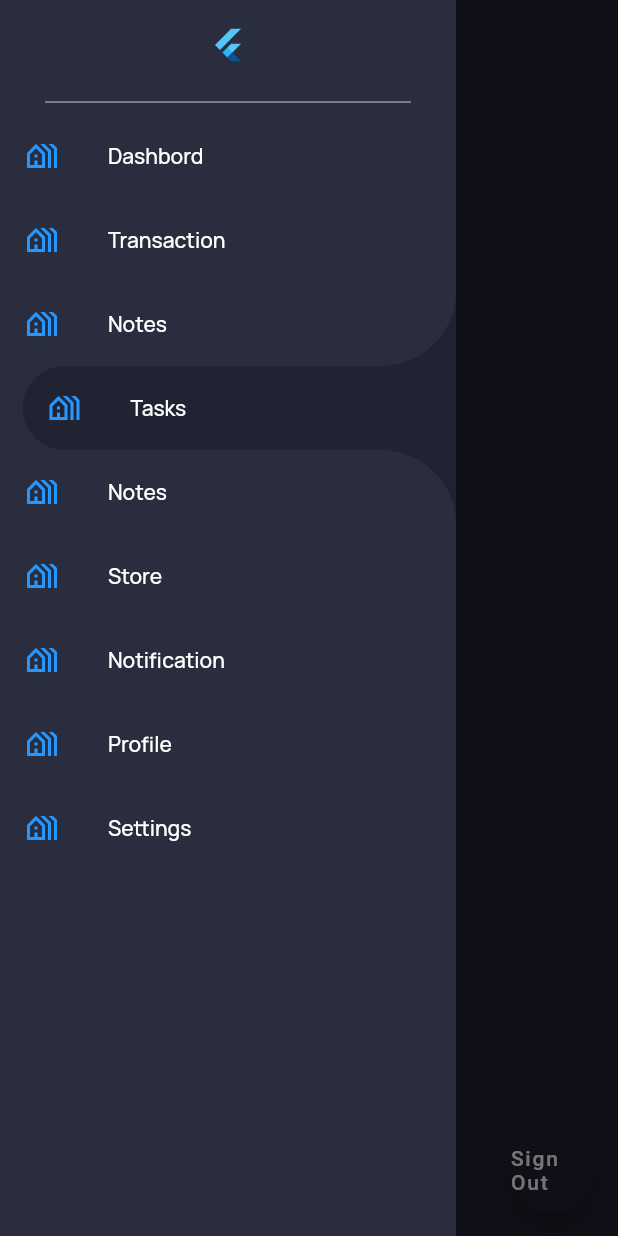
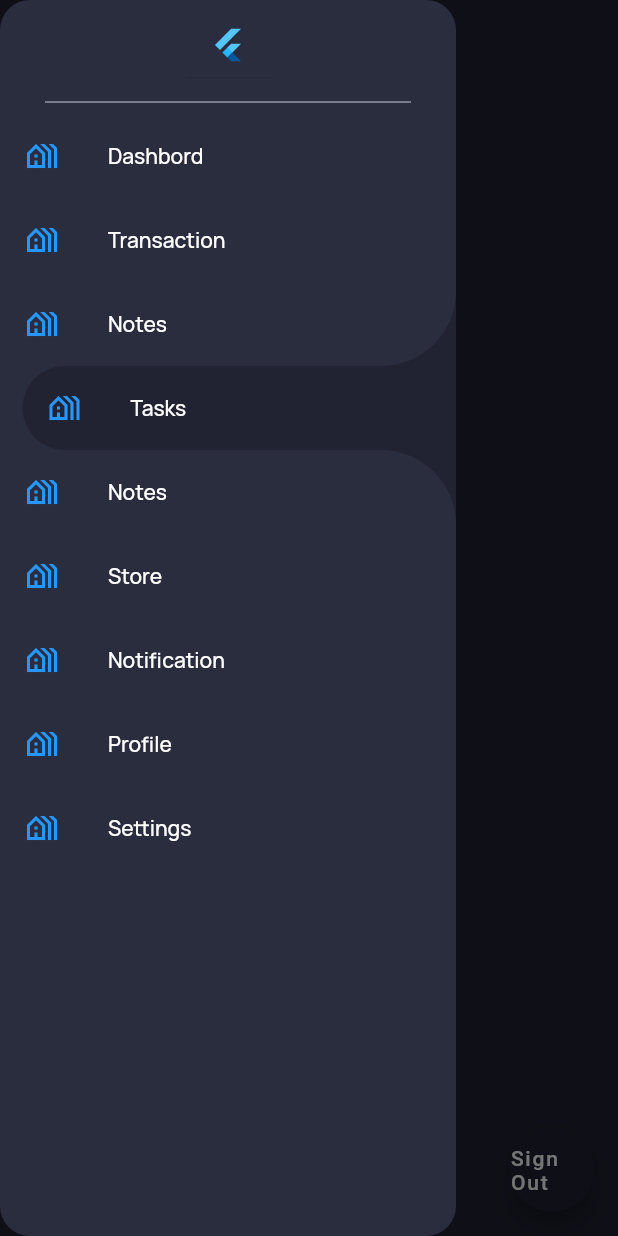
Before and after one commit to dikkisetiawan/done_app, a Flutter app: the DashboardPage screen opened by its route, with the side drawer open, on a phone screen of 412 x 824 dp. Run offline on Flutter 3.47's test engine with Material 2 defaults, Android fonts, the phone set to English and light mode, and no system bars; our stand-ins replace bloc, cloud_firestore, equatable, firebase_auth, firebase_core, flutter_bloc and 3 more; accounts and stored records are empty.

Commit message:
create task item

```diff
--- a/lib/shared/theme.dart
+++ b/lib/shared/theme.dart
@@ -37,3 +37,4 @@ FontWeight extraBold = FontWeight.w800;
 FontWeight black = FontWeight.w900;
 
 const defaultCircular = 20.0;
+const defaultMargin = 30.0;
--- a/lib/ui/screens/auth_page.dart
+++ b/lib/ui/screens/auth_page.dart
@@ -1,6 +1,7 @@
 import 'dart:async';
 
 import 'package:done_list/bloc/cubit/auth_tab_index.dart';
+import 'package:done_list/bloc/cubit/task_cubit.dart';
 
 import '../../shared/theme.dart';
 import '../../ui/responsive.dart';
--- a/lib/ui/screens/dashboard_page.dart
+++ b/lib/ui/screens/dashboard_page.dart
@@ -1,3 +1,5 @@
+import '../../ui/widgets/task_list.dart';
+
 import '../../bloc/cubit/dashboard/kdrawer_controller.dart';
 import '../responsive.dart';
 import '/bloc/cubit/task_cubit.dart';
@@ -15,7 +17,6 @@ class DashboardPage extends StatelessWidget {
   Widget build(BuildContext context) {
     return Scaffold(
       backgroundColor: kBackgroundColor,
-      key: context.read<KdrawerController>().scaffoldKey,
       drawer: SideMenu(),
       body: SafeArea(
         child: Row(
@@ -27,36 +28,7 @@ class DashboardPage extends StatelessWidget {
               ),
             Expanded(
               flex: 4,
-              child: SingleChildScrollView(
-                child: BlocBuilder<TaskCubit, TaskState>(
-                  builder: (context, state) {
-                    if (state is TaskLoading) {
-                      return Center(
-                        child: CircularProgressIndicator(),
-                      );
-                    } else if (state is TaskSuccess) {
-                      if (state.tasks.length == 0) {
-                        return Center(
-                          child: Text('Kamu belum memiliki Task'),
-                        );
-                      } else {
-                        return ListView.builder(
-                            itemCount: state.tasks.length,
-                            padding: EdgeInsets.symmetric(
-                              horizontal: 10,
-                            ),
-                            itemBuilder: (context, index) {
-                              return Text(state.tasks[index].title.toString());
-                            });
-                      }
-                    }
-
-                    return Center(
-                      child: Text('Transaction Page'),
-                    );
-                  },
-                ),
-              ),
+              child: TaskList(),
             ),
           ],
         ),
--- a/lib/ui/widgets/side_menu.dart
+++ b/lib/ui/widgets/side_menu.dart
@@ -9,6 +9,9 @@ class SideMenu extends StatelessWidget {
   @override
   Widget build(BuildContext context) {
     return Drawer(
+      shape: RoundedRectangleBorder(
+        borderRadius: BorderRadius.circular(defaultCircular), // <-- Radius
+      ),
       elevation: 0,
       backgroundColor: kSecondaryColor,
       child: SingleChildScrollView(
--- a/lib/ui/widgets/task_list.dart
+++ b/lib/ui/widgets/task_list.dart
@@ -1,65 +1,79 @@
-// import 'package:done_list/services/all_task.dart';
-// import 'package:done_list/ui/widgets/task.dart';
-// import 'package:flutter/material.dart';
-// import '../../models/task_model.dart';
-// import '../../shared/theme.dart';
+import '../../bloc/cubit/task_cubit.dart';
 
-// class TaskList extends StatelessWidget {
-//   var textFieldController = TextEditingController();
-//   TaskList({super.key});
+import '../../models/task_model.dart';
+import '/shared/theme.dart';
 
-//   //create task input field
-//   Widget taskInputField() {
-//     return ListTile(
-//       leading: IconButton(
-//           onPressed: () {},
-//           icon: Icon(
-//             Icons.radio_button_unchecked_outlined,
-//             color: kPrimaryColor,
-//           )),
-//       title: TextField(
-//         controller: textFieldController,
-//         onSubmitted: (value) {
-//           textFieldController.clear();
-//           //insertTodo(nextTodoIndex++, TaskItem(title: value));
-//         },
-//         cursorColor: kPrimaryColor,
-//         style: whiteTextStyle,
-//         decoration: InputDecoration(
-//             border: InputBorder.none,
-//             hintText: 'What have you done today?',
-//             hintStyle: greyTextStyle.copyWith(fontSize: 14),
-//             counterStyle: greyTextStyle.copyWith(fontSize: 14)),
-//       ),
-//     );
-//   }
+import 'package:flutter/material.dart';
+import 'package:flutter_bloc/flutter_bloc.dart';
 
-//   Widget buildTask(TaskModel task, int index, Animation<double> animation) =>
-//       Task(
-//         task: task,
-//         animation: animation,
-//         onClicked: () {},
-//       );
+import 'task.dart';
 
-//   @override
-//   Widget build(BuildContext context) {
-//     return Container(
-//       width: double.infinity,
-//       padding: const EdgeInsets.symmetric(horizontal: 20.0),
-//       child: Column(
-//         children: [
-//           AnimatedList(
-//             padding: const EdgeInsets.only(top: 5),
-//             physics: const BouncingScrollPhysics(),
-//             shrinkWrap: true, //mandatory
-//             initialItemCount: AllTask().getAllTask.length,
-//             itemBuilder: (context, index, animation) =>
-//                 buildTask(AllTask().getAllTask[index], index, animation),
-//           ),
-//           taskInputField(),
-//           const SizedBox(height: 300)
-//         ],
-//       ),
-//     );
-//   }
-// }
+class TaskList extends StatefulWidget {
+  TaskList({super.key});
+
+  @override
+  State<TaskList> createState() => _TaskListState();
+}
+
+class _TaskListState extends State<TaskList> {
+  final taskListKey = GlobalKey();
+
+  @override
+  void initState() {
+    //load existing tasks when logged in
+    context.read<TaskCubit>().fetchTasksByCurrentUser();
+    super.initState();
+  }
+
+  Widget buildTask(TaskModel task, int index, Animation<double> animation) =>
+      Task(
+        task: task,
+        animation: animation,
+        onClicked: (value) {
+          print('clicked');
+        },
+      );
+
+  @override
+  Widget build(BuildContext context) {
+    return Center(
+      child: Container(
+        margin: EdgeInsets.all(defaultMargin),
+        decoration: BoxDecoration(
+          color: kSecondaryColor,
+          borderRadius:
+              const BorderRadius.all(Radius.circular(defaultCircular)),
+        ),
+        child: BlocBuilder<TaskCubit, TaskState>(
+          builder: (context, state) {
+            if (state is TaskLoading) {
+              return CircularProgressIndicator();
+            } else if (state is TaskSuccess) {
+              if (state.tasks.length == 0) {
+                return Text('Kamu belum memiliki Task');
+              } else {
+                return AnimatedList(
+                    key: taskListKey,
+                    padding: EdgeInsets.only(top: 0),
+                    physics: BouncingScrollPhysics(),
+                    initialItemCount: state.tasks.length,
+                    itemBuilder: (context, index, animation) {
+                      return Center(
+                        child: buildTask(state.tasks[index], index, animation),
+                      );
+                    });
+              }
+            }
+
+            return Center(
+              child: Text(
+                state.toString(),
+                style: whiteTextStyle,
+              ),
+            );
+          },
+        ),
+      ),
+    );
+  }
+}
```
Also changed, not shown: lib/ui/widgets/task.dart (+65 -101 lines).
